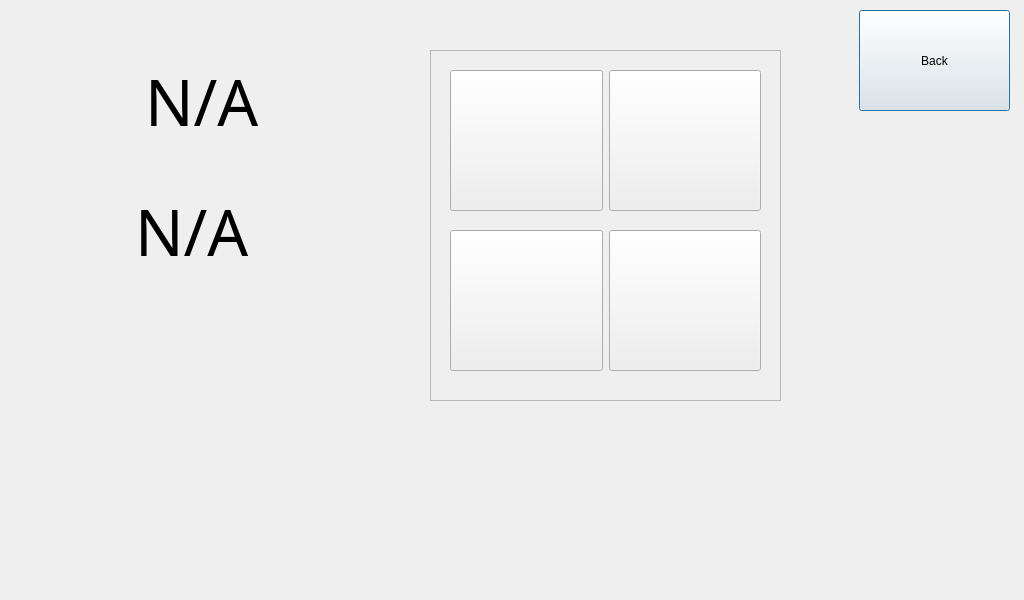
Qt form ui/Living_Room_win.ui (maajus/namas_main) before a commit.
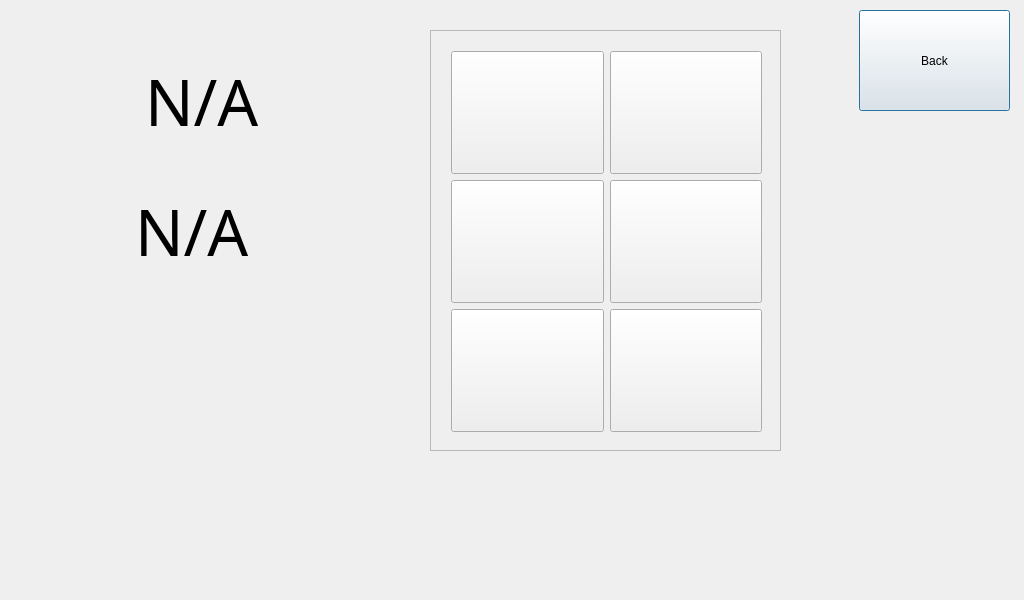
The same form after that commit. Icons and pictures are not drawn.

Patch:
```diff
--- a/ui/Living_Room_win.ui
+++ b/ui/Living_Room_win.ui
@@ -121,9 +121,9 @@
    <property name="geometry">
     <rect>
      <x>430</x>
-     <y>50</y>
+     <y>30</y>
      <width>351</width>
-     <height>351</height>
+     <height>421</height>
     </rect>
    </property>
    <property name="frameShape">
@@ -132,17 +132,17 @@
    <property name="frameShadow">
     <enum>QFrame::Raised</enum>
    </property>
-   <widget class="QWidget" name="layoutWidget">
+   <widget class="QWidget" name="">
     <property name="geometry">
      <rect>
-      <x>20</x>
-      <y>20</y>
+      <x>21</x>
+      <y>21</y>
       <width>311</width>
-      <height>141</height>
+      <height>381</height>
      </rect>
     </property>
-    <layout class="QHBoxLayout" name="horizontalLayout">
-     <item>
+    <layout class="QGridLayout" name="gridLayout">
+     <item row="0" column="0">
       <widget class="QPushButton" name="lights0_button">
        <property name="sizePolicy">
         <sizepolicy hsizetype="Minimum" vsizetype="Minimum">
@@ -161,7 +161,7 @@
        </property>
       </widget>
      </item>
-     <item>
+     <item row="0" column="1">
       <widget class="QPushButton" name="lights1_button">
        <property name="sizePolicy">
         <sizepolicy hsizetype="Minimum" vsizetype="Minimum">
@@ -180,19 +180,7 @@
        </property>
       </widget>
      </item>
-    </layout>
-   </widget>
-   <widget class="QWidget" name="layoutWidget_2">
-    <property name="geometry">
-     <rect>
-      <x>20</x>
-      <y>180</y>
-      <width>311</width>
-      <height>141</height>
-     </rect>
-    </property>
-    <layout class="QHBoxLayout" name="horizontalLayout_4">
-     <item>
+     <item row="1" column="0">
       <widget class="QPushButton" name="lights2_button">
        <property name="sizePolicy">
         <sizepolicy hsizetype="Minimum" vsizetype="Minimum">
@@ -211,7 +199,7 @@
        </property>
       </widget>
      </item>
-     <item>
+     <item row="1" column="1">
       <widget class="QPushButton" name="lights3_button">
        <property name="sizePolicy">
         <sizepolicy hsizetype="Minimum" vsizetype="Minimum">
@@ -230,6 +218,44 @@
        </property>
       </widget>
      </item>
+     <item row="2" column="0">
+      <widget class="QPushButton" name="lights4_button">
+       <property name="sizePolicy">
+        <sizepolicy hsizetype="Minimum" vsizetype="Minimum">
+         <horstretch>0</horstretch>
+         <verstretch>0</verstretch>
+        </sizepolicy>
+       </property>
+       <property name="text">
+        <string/>
+       </property>
+       <property name="iconSize">
+        <size>
+         <width>64</width>
+         <height>64</height>
+        </size>
+       </property>
+      </widget>
+     </item>
+     <item row="2" column="1">
+      <widget class="QPushButton" name="lights5_button">
+       <property name="sizePolicy">
+        <sizepolicy hsizetype="Minimum" vsizetype="Minimum">
+         <horstretch>0</horstretch>
+         <verstretch>0</verstretch>
+        </sizepolicy>
+       </property>
+       <property name="text">
+        <string/>
+       </property>
+       <property name="iconSize">
+        <size>
+         <width>64</width>
+         <height>64</height>
+        </size>
+       </property>
+      </widget>
+     </item>
     </layout>
    </widget>
   </widget>
```
